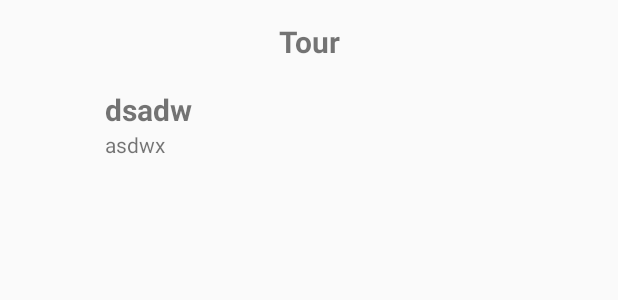
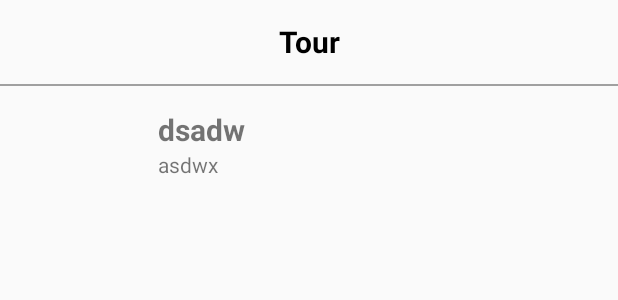
Before and after one commit to soohyeon13/Tourism, an Android app: the layout activity_first.xml on its own in the app's theme, with its tools: preview values and no code run, on a phone screen of 412 x 824 dp. Shown: the top 300 px of the screen. Run offline under Robolectric (Android 15) with nearby library versions, the phone set to English and light mode, and no system bars; network calls fail.

Commit message:
openWeather API

```diff
--- a/app/src/main/AndroidManifest.xml
+++ b/app/src/main/AndroidManifest.xml
@@ -7,7 +7,7 @@
     <uses-permission android:name="android.permission.ACCESS_FINE_LOCATION"/>
     <uses-permission android:name="android.permission.FOREGROUND_SERVICE"/>
     <application
-        android:name=".view.WeatherApplication"
+        android:name=".view.TourApplication"
         android:allowBackup="true"
         android:icon="@mipmap/ic_launcher"
         android:label="@string/app_name"
--- a/app/src/main/java/com/example/tourism/service/WeatherService.java
+++ b/app/src/main/java/com/example/tourism/service/WeatherService.java
@@ -27,14 +27,11 @@ import io.reactivex.schedulers.Schedulers;
 public class WeatherService extends Service implements RetrofitService {
     private final FirstViewContract firstViewContract;
     private final WeatherSearch weatherSearch;
-//    private final GPSTracker gpsTracker;
     private String App_Id = "dc30cb9f6d62581f6c4159dbdbc95bff";
 
     public WeatherService(FirstViewContract firstViewContract, WeatherSearch weatherSearch, Context context) {
         this.firstViewContract = firstViewContract;
         this.weatherSearch = weatherSearch;
-//        getGPS(context);
-//        this.gpsTracker = new GPSTracker(context)
     }
 
     private void getGPS(Context context) {
--- a/app/src/main/java/com/example/tourism/view/adapter/BindingAdapters.java
+++ b/app/src/main/java/com/example/tourism/view/adapter/BindingAdapters.java
@@ -11,6 +11,8 @@ public class BindingAdapters {
     public static void loadImage(final ImageView imageView,final String imageUrl) {
 
 
+
+
         Glide.with(imageView.getContext())
                 .load(imageUrl)
                 .centerCrop()
--- a/app/src/main/res/layout/activity_first.xml
+++ b/app/src/main/res/layout/activity_first.xml
@@ -29,6 +29,12 @@
                 android:layout_width="match_parent"
                 android:layout_height="wrap_content" />
 
+            <View
+                android:background="#a0a0a0 "
+                android:layout_width="match_parent"
+                android:layout_gravity="bottom"
+                android:layout_height="2px"/>
+
             <androidx.constraintlayout.widget.ConstraintLayout
                 android:layout_width="match_parent"
                 android:layout_height="wrap_content">
@@ -39,6 +45,7 @@
                     layout="@layout/current_weather"
                     android:layout_width="0dp"
                     android:layout_height="74dp"
+                    android:layout_marginLeft="20dp"
                     app:layout_constraintEnd_toEndOf="parent"
                     app:layout_constraintStart_toStartOf="parent"
                     app:layout_constraintTop_toTopOf="parent" />
@@ -46,8 +53,8 @@
 
                 <include
                     layout="@layout/image_recycler_list"
-                    android:layout_width="398dp"
-                    android:layout_height="498dp"
+                    android:layout_width="405dp"
+                    android:layout_height="229dp"
                     app:layout_constraintBottom_toBottomOf="parent"
                     app:layout_constraintEnd_toEndOf="parent"
                     app:layout_constraintHorizontal_bias="0.531"
--- a/app/src/main/res/layout/current_weather.xml
+++ b/app/src/main/res/layout/current_weather.xml
@@ -6,7 +6,7 @@
     <data>
         <variable
             name="weather"
-            type="com.example.tourism.viewmodel.WeatherViewModel" />
+            type="com.example.tourism.viewmodel.FirstViewModel" />
 
     </data>
 
@@ -33,6 +33,7 @@
 
             <LinearLayout
                 android:layout_width="0dp"
+                android:layout_margin="15dp"
                 android:layout_height="wrap_content"
                 android:layout_weight="1"
                 android:orientation="vertical">
--- a/app/src/main/res/layout/toolbar.xml
+++ b/app/src/main/res/layout/toolbar.xml
@@ -1,18 +1,22 @@
 <?xml version="1.0" encoding="utf-8"?>
-<androidx.appcompat.widget.Toolbar
-    xmlns:android="http://schemas.android.com/apk/res/android"
+<androidx.appcompat.widget.Toolbar xmlns:android="http://schemas.android.com/apk/res/android"
+    xmlns:app="http://schemas.android.com/apk/res-auto"
     android:id="@+id/toolbar"
     android:layout_width="match_parent"
     android:backgroundTint="#FFFFFF"
+    android:orientation="vertical"
     android:layout_height="wrap_content"
+    app:theme="@style/AppTheme.PopupOverlay"
     android:minHeight="?attr/actionBarSize">
 
     <TextView
         android:text="Tour"
         android:textStyle="bold"
         android:textSize="20dp"
+        android:textColor="#ff000000"
         android:layout_gravity="center"
         android:layout_width="wrap_content"
         android:layout_height="wrap_content" />
 
+
 </androidx.appcompat.widget.Toolbar>
--- a/app/src/main/res/values/styles.xml
+++ b/app/src/main/res/values/styles.xml
@@ -6,11 +6,10 @@
         <item name="colorPrimary">@color/colorPrimary</item>
         <item name="colorPrimaryDark">@color/colorPrimaryDark</item>
         <item name="colorAccent">@color/colorAccent</item>
+        <item name="windowActionBar">false</item>
+        <item name="windowNoTitle">true</item>
     </style>
 
-    <!--<style name="AppTheme.NoActionBar">-->
-        <!--<item name="windowActionBar">false</item>-->
-        <!--<item name="windowNoTitle">true</item>-->
-    <!--</style>-->
+    <style name="AppTheme.PopupOverlay" parent="ThemeOverlay.AppCompat.Light" />
 
 </resources>
```
Also changed, not shown: app/src/main/java/com/example/tourism/MyGlideApp.java (added, +8 -0 lines), app/src/main/java/com/example/tourism/view/FirstActivity.java (+12 -11 lines), app/src/main/java/com/example/tourism/view/KakaoSearchApplication.java (deleted, +0 -62 lines), app/src/main/java/com/example/tourism/view/TourApplication.java (renamed from app/src/main/java/com/example/tourism/view/WeatherApplication.java, +1 -8 lines), app/src/main/java/com/example/tourism/view/adapter/WeatherAdapter.java (deleted, +0 -135 lines), app/src/main/java/com/example/tourism/viewmodel/WeatherItemViewModel.java (deleted, +0 -23 lines), app/src/main/java/com/example/tourism/viewmodel/WeatherViewModel.java (deleted, +0 -51 lines).
